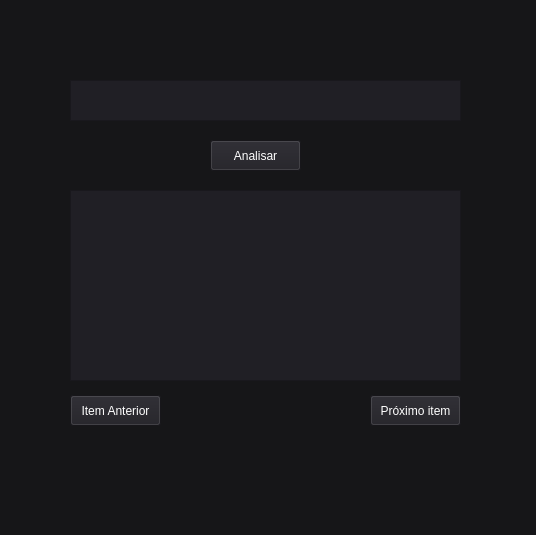
Before: the Qt Designer form mainwindow.ui in zMatheus222/AZReports, drawn with Qt 5.
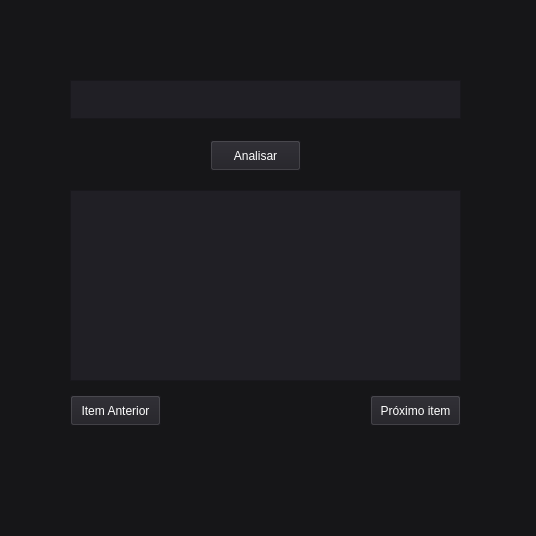
After: the same form once the commit is applied.

```diff
--- a/mainwindow.ui
+++ b/mainwindow.ui
@@ -7,7 +7,7 @@
     <x>0</x>
     <y>0</y>
     <width>536</width>
-    <height>535</height>
+    <height>536</height>
    </rect>
   </property>
   <property name="windowTitle">
@@ -89,14 +89,14 @@
       <x>70</x>
       <y>80</y>
       <width>391</width>
-      <height>41</height>
+      <height>39</height>
      </rect>
     </property>
     <property name="styleSheet">
      <string notr="true">font: 500 14pt &quot;Poppins&quot;;
 color: rgb(255, 255, 255);
 background-color: rgb(32, 31, 37);
-selection-background-color: rgb(36, 8, 68);</string>
+selection-background-color: rgb(255, 170, 0);</string>
     </property>
    </widget>
    <widget class="QPushButton" name="BtnAnalisar_2">
```
Left out of the diff: 4 changed lines with no effect on the pictures.
